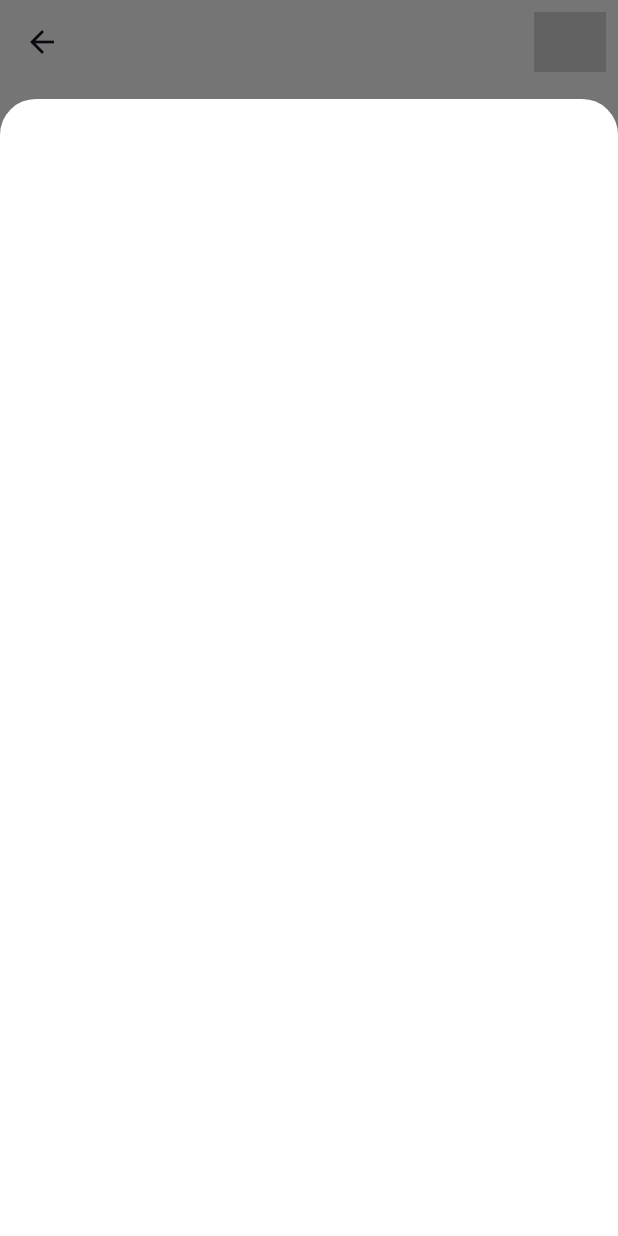
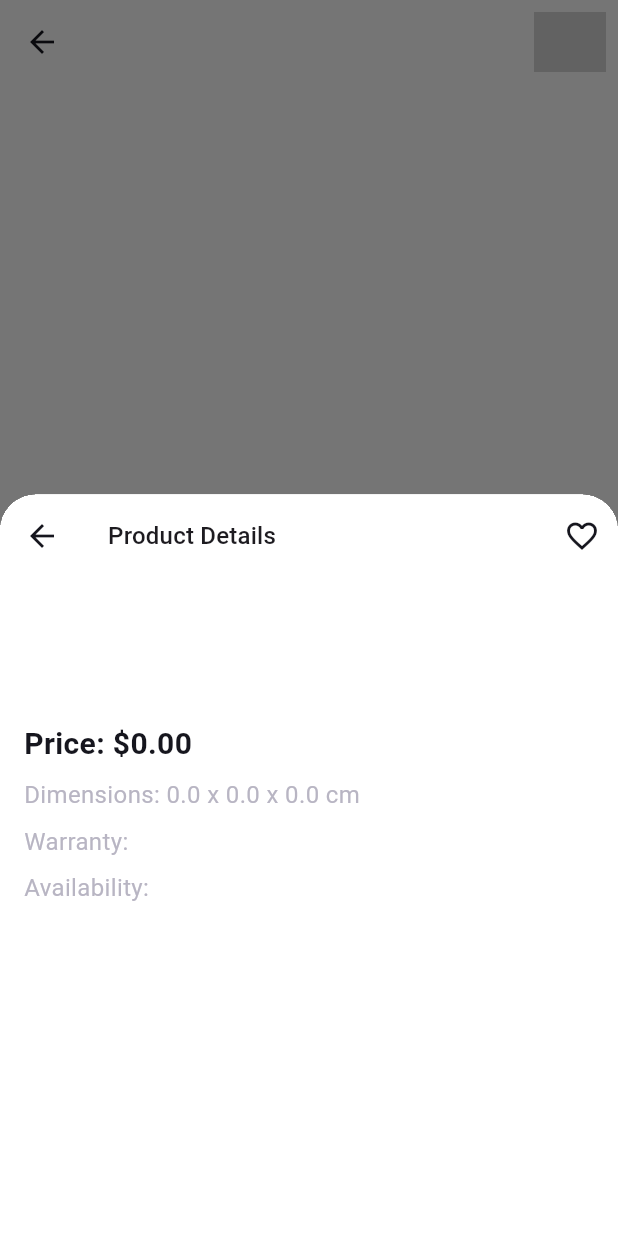
Before and after one commit to Mahender-Kumar/ecom, a Flutter app: the ProductDetailsScreen screen opened directly with empty values, after a tap on "Product Details", on a phone screen of 412 x 824 dp. Run offline on Flutter 3.47's test engine with Material 3 defaults, Android fonts, the phone set to English and light mode, and no system bars; our stand-ins replace animate_do, cached_network_image, cloud_firestore, firebase_auth, firebase_core, firebase_remote_config and 2 more; missing offline and left inert: flutter_adaptive_scaffold; accounts and stored records are empty; generated files the repository leaves out were written again; network calls fail; Roboto replaces fonts that are missing (Plus Jakarta).

Commit message:
details screen

```diff
--- a/lib/screens/product/views/product_details_bottom_sheet.dart
+++ b/lib/screens/product/views/product_details_bottom_sheet.dart
@@ -1,14 +1,88 @@
+import 'package:ecom/constants.dart';
+import 'package:ecom/models.dart';
 import 'package:flutter/material.dart';
 
 class ProductDetailsBottomSheet extends StatelessWidget {
-  const ProductDetailsBottomSheet({super.key});
+  final Product product;
+
+  const ProductDetailsBottomSheet({super.key, required this.product});
 
   @override
   Widget build(BuildContext context) {
     return Scaffold(
-      body: Column(
-        mainAxisSize: MainAxisSize.min,
-        children: [],
+      body: SafeArea(
+        child: CustomScrollView(
+          slivers: [
+            SliverAppBar(
+              backgroundColor: Colors.white,
+              elevation: 2,
+              pinned: true,
+              flexibleSpace: FlexibleSpaceBar(
+                title: Text(
+                  "Product Details",
+                  style: Theme.of(context).textTheme.titleMedium,
+                ),
+              ),
+              leading: const BackButton(),
+              actions: [
+                IconButton(
+                  icon: const Icon(Icons.favorite_border),
+                  onPressed: () {
+                    // Handle favorite action
+                  },
+                ),
+              ],
+            ),
+            SliverToBoxAdapter(
+              child: Padding(
+                padding: const EdgeInsets.all(defaultPadding),
+                child: Column(
+                  crossAxisAlignment: CrossAxisAlignment.start,
+                  children: [
+                    Text(
+                      product.title,
+                      style: const TextStyle(
+                        fontWeight: FontWeight.bold,
+                        fontSize: 24,
+                        color: blackColor,
+                      ),
+                    ),
+                    const SizedBox(height: 8),
+                    Text(
+                      product.description,
+                      style: const TextStyle(fontSize: 16, color: greyColor),
+                    ),
+                    const SizedBox(height: 16),
+                    Text(
+                      'Price: \$${product.price.toStringAsFixed(2)}',
+                      style: const TextStyle(
+                        fontWeight: FontWeight.bold,
+                        fontSize: 20,
+                        color: blackColor,
+                      ),
+                    ),
+                    const SizedBox(height: 8),
+                    Text(
+                      'Dimensions: ${product.dimensions.width} x ${product.dimensions.height} x ${product.dimensions.depth} cm',
+                      style: const TextStyle(fontSize: 16, color: greyColor),
+                    ),
+                    const SizedBox(height: 8),
+                    Text(
+                      'Warranty: ${product.warrantyInformation}',
+                      style: const TextStyle(fontSize: 16, color: greyColor),
+                    ),
+                    const SizedBox(height: 8),
+                    Text(
+                      'Availability: ${product.availabilityStatus}',
+                      style: const TextStyle(fontSize: 16, color: greyColor),
+                    ),
+                    const SizedBox(height: defaultPadding),
+                  ],
+                ),
+              ),
+            ),
+          ],
+        ),
       ),
     );
   }
--- a/lib/screens/product/views/product_details_screen.dart
+++ b/lib/screens/product/views/product_details_screen.dart
@@ -1,4 +1,4 @@
-
+import 'package:ecom/screens/product/views/product_details_bottom_sheet.dart';
 import 'package:ecom/utils/cart_button.dart';
 import 'package:ecom/constants.dart';
 import 'package:ecom/utils/custom_modal_bottom_sheet.dart';
@@ -8,6 +8,7 @@ import 'package:ecom/screens/product/views/review_card.dart';
 import 'package:ecom/services/product_service.dart';
 import 'package:ecom/skleton/product/products_skelton.dart';
 import 'package:ecom/utils/product/product_card.dart';
+import 'package:ecom/utils/review.dart';
 import 'package:flutter/material.dart';
 import 'package:flutter_svg/svg.dart';
 import 'package:provider/provider.dart';
@@ -73,8 +74,10 @@ class ProductDetailsScreen extends StatelessWidget {
               title: "Product Details",
               press: () {
                 customModalBottomSheet(context,
-                    height: MediaQuery.of(context).size.height * 0.92,
-                    child: Container());
+                    height: MediaQuery.of(context).size.height * 0.6,
+                    child: ProductDetailsBottomSheet(
+                      product: product,
+                    ));
               },
             ),
             ProductListTile(
@@ -83,7 +86,9 @@ class ProductDetailsScreen extends StatelessWidget {
               press: () {
                 customModalBottomSheet(context,
                     height: MediaQuery.of(context).size.height * 0.92,
-                    child: Container());
+                    child: ShippingInformation(
+                      product: product,
+                    ));
               },
             ),
             ProductListTile(
```
